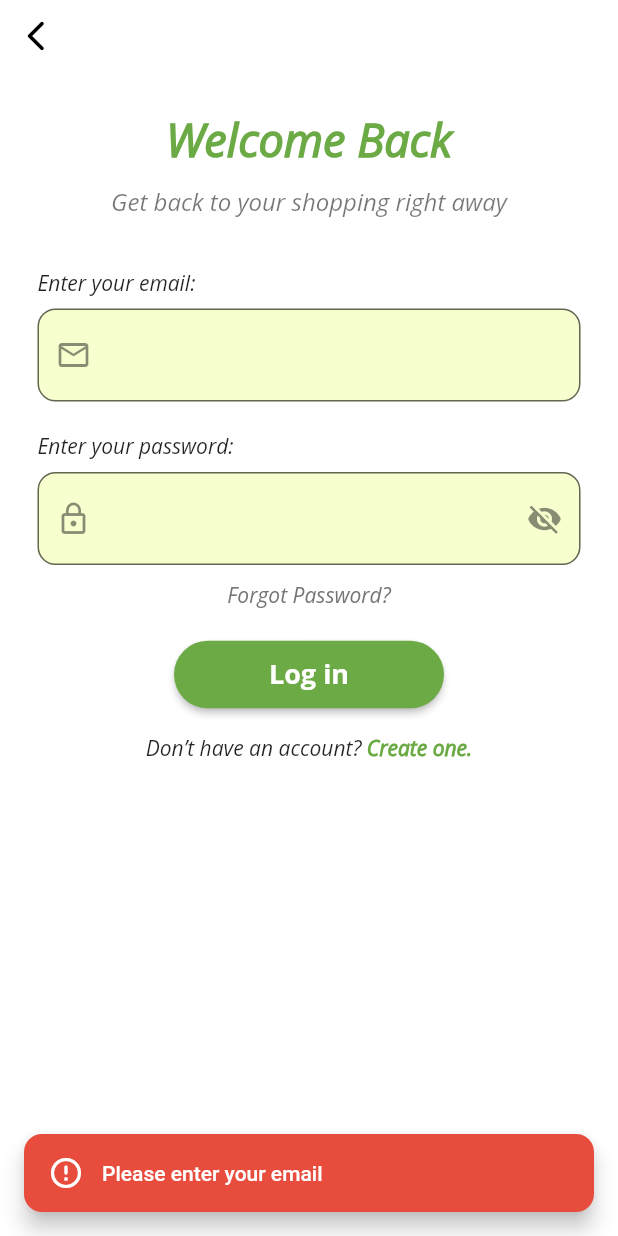
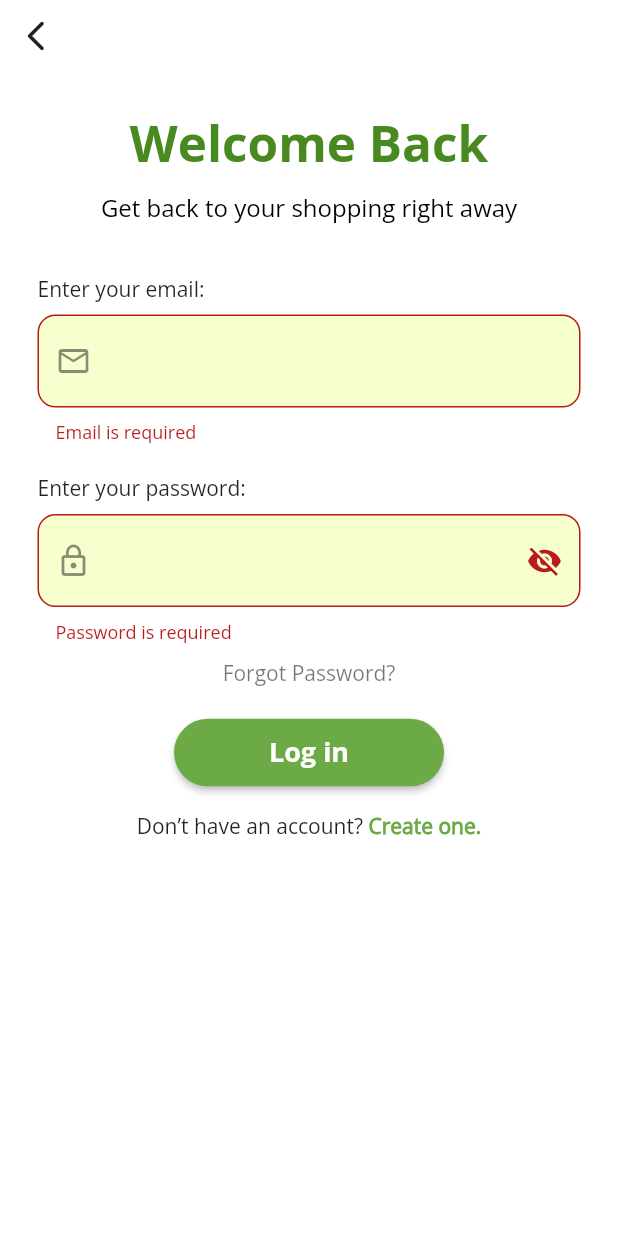
Before and after one commit to Sabyatakarki/mini_grocery_app, a Flutter app: the LoginScreen screen opened directly, after a tap on "Log in", on a phone screen of 412 x 824 dp. Run offline on Flutter 3.47's test engine with Material 3 defaults, Android fonts, the phone set to English and light mode, and no system bars; our stand-ins replace dartz, equatable, flutter_riverpod, hive, shared_preferences; accounts and stored records are empty.

Commit message:
fully updated sprint-3

```diff
--- a/lib/app/theme/theme_data.dart
+++ b/lib/app/theme/theme_data.dart
@@ -5,7 +5,7 @@ ThemeData getApplicationTheme() {
     colorScheme: ColorScheme.fromSeed(seedColor: Colors.lightGreen),
 
     useMaterial3: false,
-    fontFamily: 'OpenSansItalic',
+    fontFamily: 'OpenSansRegular',
     elevatedButtonTheme: ElevatedButtonThemeData(
       style: ElevatedButton.styleFrom(
         textStyle: const TextStyle(
--- a/lib/features/auth/data/datasources/local/auth_local_datasource.dart
+++ b/lib/features/auth/data/datasources/local/auth_local_datasource.dart
@@ -79,10 +79,10 @@ class AuthLocalDataSource implements IAuthDataSource {
     try {
       final user = _hiveService.login(email, password);
 
-      if (user != null && user.authId != null) {
+      if (user != null) {
         // Save user session to SharedPreferences for persistent login
         await _userSessionService.saveUserSession(
-          userId: user.authId!,
+          userId: user.authId,
           email: user.email,
           fullName: user.fullName ?? '',
           username: user.username ?? '',
--- a/lib/features/auth/domain/usecases/register_usecase.dart
+++ b/lib/features/auth/domain/usecases/register_usecase.dart
@@ -3,12 +3,8 @@ import 'package:equatable/equatable.dart';
 import 'package:flutter_riverpod/flutter_riverpod.dart';
 import 'package:mini_grocery/core/error/failures.dart';
 import 'package:dartz/dartz.dart';
-import 'package:flutter_riverpod/flutter_riverpod.dart';
-import 'package:mini_grocery/core/error/failures.dart';
 import 'package:mini_grocery/core/usecases/app_usecase.dart';
 import 'package:mini_grocery/features/auth/data/repositories/auth_repository.dart';
-import 'package:mini_grocery/features/auth/domain/entities/auth_entity.dart';
-import 'package:mini_grocery/features/auth/domain/repositories/auth_repository.dart';
 import 'package:mini_grocery/features/auth/domain/entities/auth_entity.dart';
 import 'package:mini_grocery/features/auth/domain/repositories/auth_repository.dart';
 
--- a/lib/features/auth/presentation/pages/createaccountscreen.dart
+++ b/lib/features/auth/presentation/pages/createaccountscreen.dart
@@ -55,9 +55,9 @@ class _CreateaccountscreenState extends State<Createaccountscreen> {
                 const Text(
                   "Create Account",
                   style: TextStyle(
-                    fontSize: 28,
-                    fontWeight: FontWeight.bold,
-                    color: Color(0xFF6BAA44),
+                    fontSize: 30,
+                    fontFamily: 'OpenSansBold',
+                    color: Color.fromARGB(255, 72, 138, 31),
                   ),
                 ),
                 const SizedBox(height: 8),
--- a/lib/features/auth/presentation/pages/loginpagescreen.dart
+++ b/lib/features/auth/presentation/pages/loginpagescreen.dart
@@ -3,7 +3,6 @@ import 'package:mini_grocery/core/utils/snackbar_utils.dart';
 import 'package:mini_grocery/features/auth/presentation/pages/createaccountscreen.dart';
 import 'package:mini_grocery/screens/dashboard_screen.dart';
 import 'package:mini_grocery/features/onboarding/presentation/pages/onboardingscreen.dart';
-
 
 class LoginScreen extends StatefulWidget {
   const LoginScreen({super.key});
@@ -37,7 +36,6 @@ class _LoginScreenState extends State<LoginScreen> {
                 alignment: Alignment.centerLeft,
                 child: IconButton(
                   icon: const Icon(Icons.arrow_back_ios_new_rounded),
-                  color: Colors.black,
                   onPressed: () {
                     Navigator.push(
                       context,
@@ -52,14 +50,14 @@ class _LoginScreenState extends State<LoginScreen> {
               SizedBox(height: screenHeight * 0.03),
 
               // TITLE
-              Column(
-                children: const [
+              const Column(
+                children: [
                   Text(
                     "Welcome Back",
                     style: TextStyle(
-                      fontSize: 30,
-                      fontWeight: FontWeight.bold,
-                      color: Color(0xFF6BAA44),
+                      fontSize: 33,
+                      fontFamily: 'OpenSansBold',
+                      color: Color.fromARGB(255, 72, 138, 31),
                     ),
                   ),
                   SizedBox(height: 10),
@@ -67,7 +65,7 @@ class _LoginScreenState extends State<LoginScreen> {
                     "Get back to your shopping right away",
                     style: TextStyle(
                       fontSize: 16,
-                      color: Colors.black54,
+                      color: Colors.black,
                     ),
                   ),
                 ],
@@ -75,10 +73,11 @@ class _LoginScreenState extends State<LoginScreen> {
 
               SizedBox(height: screenHeight * 0.04),
 
-              // FORM STARTS HERE
+              // FORM
               Padding(
                 padding: EdgeInsets.symmetric(
-                    horizontal: screenWidth > 600 ? 120 : 25),
+                  horizontal: screenWidth > 600 ? 120 : 25,
+                ),
                 child: Form(
                   key: _formKey,
                   child: Column(
@@ -87,7 +86,7 @@ class _LoginScreenState extends State<LoginScreen> {
                       const Text("Enter your email:"),
                       const SizedBox(height: 8),
 
-                      // EMAIL TEXTFORMFIELD
+                      // EMAIL FIELD
                       TextFormField(
                         controller: _emailController,
                         decoration: InputDecoration(
@@ -99,8 +98,12 @@ class _LoginScreenState extends State<LoginScreen> {
                           ),
                         ),
                         validator: (value) {
-                          if (value == null || value.isEmpty) {
-                            return "Please enter your email";
+                          if (value == null || value.trim().isEmpty) {
+                            return "Email is required";
+                          }
+                          if (!RegExp(r'@')
+                              .hasMatch(value.trim())) {
+                            return "Enter a valid email";
                           }
                           return null;
                         },
@@ -111,7 +114,7 @@ class _LoginScreenState extends State<LoginScreen> {
                       const Text("Enter your password:"),
                       const SizedBox(height: 8),
 
-                      // PASSWORD TEXTFORMFIELD
+                      // PASSWORD FIELD
                       TextFormField(
                         controller: _passwordController,
                         obscureText: !_passwordVisible,
@@ -136,8 +139,11 @@ class _LoginScreenState extends State<LoginScreen> {
                           ),
                         ),
                         validator: (value) {
-                          if (value == null || value.isEmpty) {
-                            return "Please enter your password";
+                          if (value == null || value.trim().isEmpty) {
+                            return "Password is required";
+                          }
+                          if (value.trim().length < 6) {
+                            return "Password must be at least 6 characters";
                           }
                           return null;
                         },
@@ -148,7 +154,7 @@ class _LoginScreenState extends State<LoginScreen> {
                       Center(
                         child: Text(
                           "Forgot Password?",
-                          style: TextStyle(color: Colors.grey[600]),
+                          style: TextStyle(color: Colors.black54),
                         ),
                       ),
 
@@ -158,26 +164,29 @@ class _LoginScreenState extends State<LoginScreen> {
                       Center(
                         child: ElevatedButton(
                           onPressed: () {
-                            // Check empty fields first
-                            if (_emailController.text.trim().isEmpty) {
-                              SnackbarUtils.showError(
-                                  context, "Please enter your email");
+                            // 1️⃣ Inline validation
+                            if (!_formKey.currentState!.validate()) {
                               return;
                             }
 
-                            if (_passwordController.text.trim().isEmpty) {
+                            // 2️⃣ Fake auth check (replace later with Firebase/API)
+                            final email = _emailController.text.trim();
+                            final password =
+                                _passwordController.text.trim();
+
+                            if (email != "sabyata@gmail.com" ||
+                                password != "123456") {
                               SnackbarUtils.showError(
-                                  context, "Please enter your password");
+                                  context, "Incorrect email or password");
                               return;
                             }
 
-                            // All fields filled -> show success SnackBar
+                            // 3️⃣ Success
                             SnackbarUtils.showSuccess(
-                                context, "Login Successful");
+                                context, "Login successful");
 
-                            // Wait 3 seconds before navigating
                             Future.delayed(const Duration(seconds: 2), () {
-                              Navigator.push(
+                              Navigator.pushReplacement(
                                 context,
                                 MaterialPageRoute(
                                   builder: (context) =>
--- a/lib/main.dart
+++ b/lib/main.dart
@@ -5,7 +5,6 @@ import 'package:mini_grocery/app/app.dart';
 import 'package:mini_grocery/core/services/hive/hive_service.dart';
 import 'package:mini_grocery/core/services/storage/user_session_service.dart';
 import 'package:shared_preferences/shared_preferences.dart';
-
 
 void main() async {
   WidgetsFlutterBinding.ensureInitialized();
@@ -32,7 +31,7 @@ void main() async {
         sharedPreferencesProvider.overrideWithValue(sharedPreferences),
       ],
       child:
-      const App(),
+      const App(),//updated
     ),
   );
 }
```
